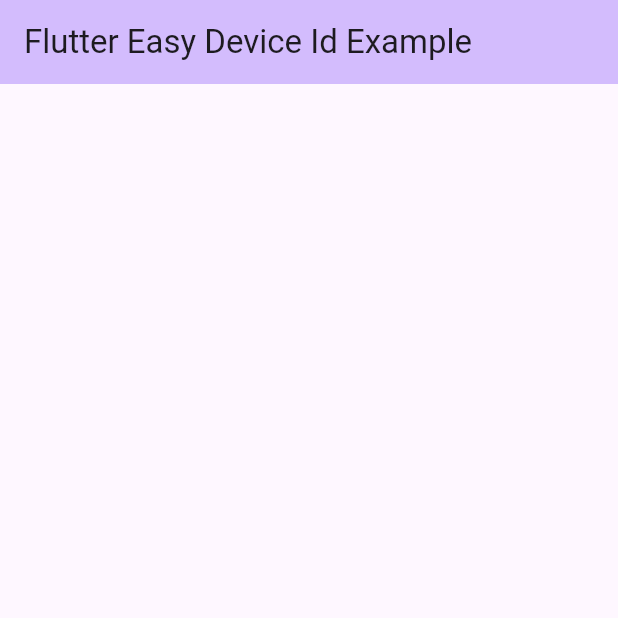
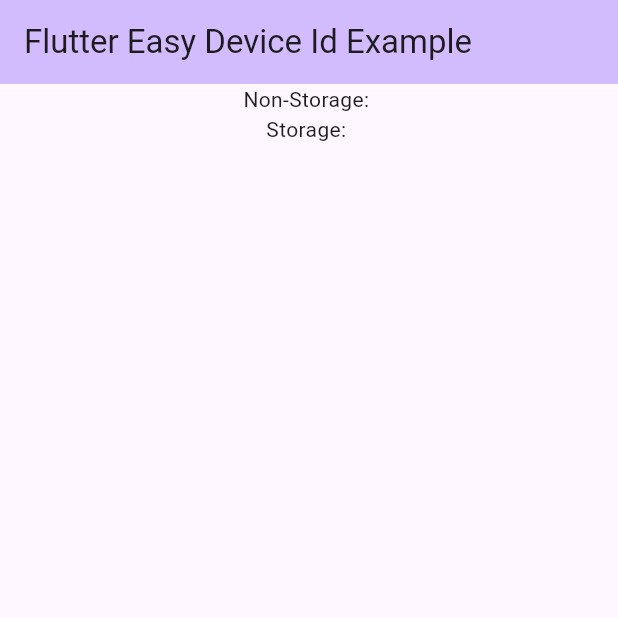
Before and after one commit to thq4n/easy_device_id, a Flutter app: the screen it shows after launch, on a phone screen of 412 x 824 dp, the top half of it. Run offline on Flutter 3.47's test engine with Material 2 defaults, Android fonts, the phone set to English and light mode, and no system bars; our stand-ins replace package_info_plus; missing offline and left inert: flutter_keychain, platform_device_id.

```diff
--- a/example/lib/main.dart
+++ b/example/lib/main.dart
@@ -41,32 +41,35 @@ class _MyHomePageState extends State<MyHomePage> {
         title: Text(widget.title),
       ),
       body: Center(
-        child: FutureBuilder<String?>(
+        child: Column(
+          children: [
+            FutureBuilder<String?>(
               future: getDeviceId(false),
               builder: (context, snapshot) {
                 if (snapshot.connectionState == ConnectionState.done &&
                     snapshot.data != null) {
                   return Text(
-                snapshot.data ?? '',
+                    'Non-Storage: ${snapshot.data}',
                   );
                 }
 
                 return const CircularProgressIndicator.adaptive();
               },
             ),
-      ),
+            FutureBuilder<String?>(
+              future: getDeviceId(true),
+              builder: (context, snapshot) {
+                if (snapshot.connectionState == ConnectionState.done &&
+                    snapshot.data != null) {
+                  return Text(
+                    'Storage: ${snapshot.data}',
                   );
                 }
 
-  void showPopup(String? message) {
-    showDialog(
-      context: context,
-      builder: (context) => Dialog(
-        child: Padding(
-          padding: const EdgeInsets.all(24),
-          child: Text(
-            message ?? 'Error',
-          ),
+                return const CircularProgressIndicator.adaptive();
+              },
+            )
+          ],
         ),
       ),
     );
```
Also changed, not shown: 2 other files. Lines whose indentation alone changed are shown as unchanged.
